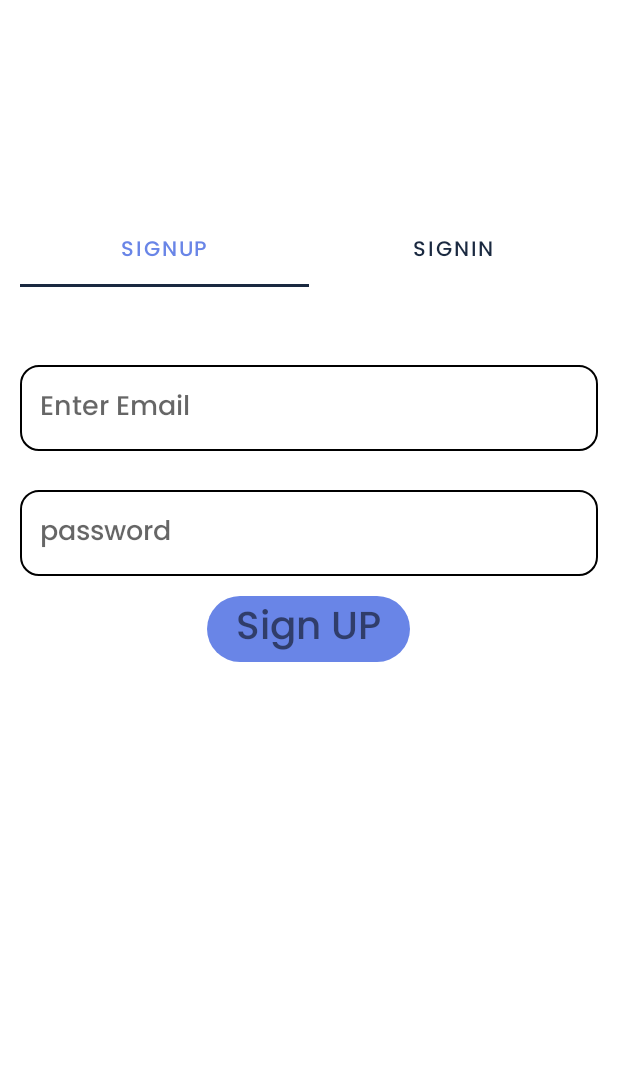
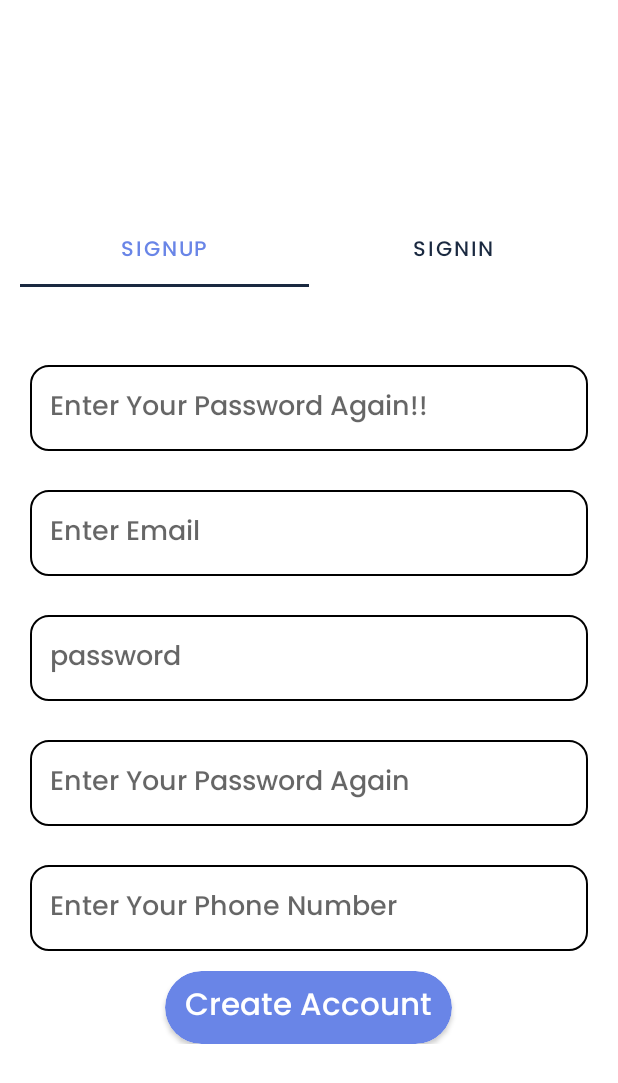
Before and after one commit to jayu1023/Image-To-Pdf-Converter-master, an Android app: the screen it shows after launch (loginscreen), on a phone screen of 412 x 824 dp. Shown: the top 1083 px of the screen. Run offline under Robolectric (Android 15) with nearby library versions, the phone set to English and light mode, and no system bars; our stand-ins replace Firebase (no records; nobody signed in at launch, a user with empty details on screens opened directly), sdp/ssp sizes; libraries missing offline, so code that uses them is left out: es.dmoral.toasty.

Commit message:
solved take too much time while login

```diff
--- a/app/build.gradle
+++ b/app/build.gradle
@@ -68,6 +68,9 @@ dependencies {
         implementation 'com.google.firebase:firebase-auth'
 
 
+    //Loading Package Is Here
+    implementation 'com.github.yash786agg:AnimatedLoadingIndicator:v1.3'
+
     // Round Image View
     implementation 'com.makeramen:roundedimageview:2.3.0'
 
--- a/app/src/main/java/com/daily/image/pdf/imagetopdfconvert/fragment/SignIn.java
+++ b/app/src/main/java/com/daily/image/pdf/imagetopdfconvert/fragment/SignIn.java
@@ -77,7 +77,7 @@ public class SignIn extends Fragment {
                   Toasty.error(c1,"Your email is empty").show();
 
                 }else{
-                    fauth.sendPasswordResetEmail(emailtxtfield.getText().toString()).addOnCompleteListener(new OnCompleteListener<Void>() {
+                    fauth.sendPasswordResetEmail(emailtxtfield.getText().toString().trim()).addOnCompleteListener(new OnCompleteListener<Void>() {
                         @Override
                         public void onComplete(@NonNull Task<Void> task) {
                             if(task.isSuccessful()){
@@ -136,7 +136,7 @@ public class SignIn extends Fragment {
             public void onClick(View view) {
 
                 try {
-                    fauth.sendPasswordResetEmail(emailtxtfield.getText().toString()).addOnCompleteListener(new OnCompleteListener<Void>() {
+                    fauth.sendPasswordResetEmail(emailtxtfield.getText().toString().trim()).addOnCompleteListener(new OnCompleteListener<Void>() {
                         @Override
                         public void onComplete(@NonNull Task<Void> task) {
                             try {
@@ -184,7 +184,7 @@ public class SignIn extends Fragment {
 
                     try {
 
-                        fauth.signInWithEmailAndPassword(emailtxtfield.getText().toString(),passwordtxtfield.getText().toString()).addOnSuccessListener(
+                        fauth.signInWithEmailAndPassword(emailtxtfield.getText().toString().trim(),passwordtxtfield.getText().toString().trim()).addOnSuccessListener(
                                 new OnSuccessListener<AuthResult>() {
                                     @Override
                                     public void onSuccess(AuthResult authResult) {
@@ -212,7 +212,8 @@ public class SignIn extends Fragment {
                                                         }
                                                     });
                                                 }catch (Exception e){
-                                                    Toasty.error(c1,e.getMessage()).show();
+                                                    circularProgressIndicator.setVisibility(View.GONE);
+                                                    Toasty.error(c1,e.getMessage().toString()).show();
                                                 }
                                             }
                                         }else
@@ -225,6 +226,7 @@ public class SignIn extends Fragment {
                         );
 
                     }catch(Exception e){
+                        circularProgressIndicator.setVisibility(View.GONE);
                         Toasty.error(c1,e.getMessage()).show();
                     }
 
--- a/app/src/main/java/com/daily/image/pdf/imagetopdfconvert/fragment/SignUp.java
+++ b/app/src/main/java/com/daily/image/pdf/imagetopdfconvert/fragment/SignUp.java
@@ -1,15 +1,20 @@
 package com.daily.image.pdf.imagetopdfconvert.fragment;
 
+import android.app.Dialog;
 import android.content.Context;
+import android.graphics.drawable.ColorDrawable;
 import android.os.Bundle;
 
 import androidx.annotation.NonNull;
 import androidx.annotation.Nullable;
+import androidx.cardview.widget.CardView;
+import androidx.core.content.ContextCompat;
 import androidx.fragment.app.Fragment;
 
 import android.view.LayoutInflater;
 import android.view.View;
 import android.view.ViewGroup;
+import android.view.Window;
 import android.widget.TextView;
 import android.widget.Toast;
 
@@ -27,9 +32,10 @@ public class SignUp extends Fragment {
 
     FirebaseAuth mauth;
     CircularProgressIndicator cp;
-    TextView signup;
+    CardView signup;
     TextInputEditText emailtext,passwordtext;
     Context context;
+
 
 
     public SignUp(Context ce){
@@ -47,10 +53,11 @@ public class SignUp extends Fragment {
         super.onViewCreated(view, savedInstanceState);
 
         cp=view.findViewById(R.id.progress);
-        signup=view.findViewById(R.id.btnsignup);
+      signup=view.findViewById(R.id.btnsignup);
         mauth=FirebaseAuth.getInstance();
         emailtext=view.findViewById(R.id.emailtxtfld);
         passwordtext=view.findViewById(R.id.passwordtxtfld);
+
 
         signup.setOnClickListener(new View.OnClickListener() {
             @Override
@@ -61,9 +68,15 @@ public class SignUp extends Fragment {
                     Toasty.error(context,"field is empty").show();
                 }else{
                     cp.setVisibility(View.VISIBLE);
+
+
+                    /* Custom setting to change TextView text,Color and Text Size according to your Preference*/
+
+
+
                     try {
 
-                        mauth.createUserWithEmailAndPassword(emailtext.getText().toString(),passwordtext.getText().toString()).addOnCompleteListener(new OnCompleteListener<AuthResult>() {
+                        mauth.createUserWithEmailAndPassword(emailtext.getText().toString().trim(),passwordtext.getText().toString().trim()).addOnCompleteListener(new OnCompleteListener<AuthResult>() {
                             @Override
                             public void onComplete(@NonNull Task<AuthResult> task) {
                                 if(task.isSuccessful())
@@ -75,26 +88,33 @@ public class SignUp extends Fragment {
                                             if(task.isSuccessful())
                                             {
                                                 cp.setVisibility(View.GONE);
+                                                //progressDialog.dismiss();
                                                 Toasty.success(context,"Please verify your link").show();
                                             }else {
                                                 Toasty.error(context,task.getException().getMessage()).show();
-                                                cp.setVisibility(View.GONE);
+                                                 cp.setVisibility(View.GONE);
+                                                //progressDialog.dismiss();
                                             }
                                         }
                                     });
                                     Toasty.success(context,"created").show();
                                 }else
                                 {                                    cp.setVisibility(View.GONE);
+                                //progressDialog.dismiss();
 
                                     Toasty.error(context,task.getException().getLocalizedMessage()).show();
                                 }
                             }
                         });
                     }catch (Exception e){
+                        cp.setVisibility(View.GONE);
+                        //progressDialog.dismiss();
                         Toasty.error(context,e.getMessage()).show();
                     }
 
                 }}else{
+                    cp.setVisibility(View.GONE);
+                    //progressDialog.dismiss();
                     Toast.makeText(context, "errorrroroororr", Toast.LENGTH_SHORT).show();
                 }
             }
@@ -103,6 +123,8 @@ public class SignUp extends Fragment {
 
 
     }
+
+
 }
 
 
--- a/app/src/main/res/layout/fragment_ftab1.xml
+++ b/app/src/main/res/layout/fragment_ftab1.xml
@@ -7,17 +7,33 @@
 
     android:layout_gravity="center_horizontal"
     tools:context=".fragment.SignUp">
+<ScrollView
+    android:layout_width="match_parent"
+    android:paddingLeft="@dimen/_5sdp"
+    android:paddingRight="@dimen/_5sdp"
+    android:layout_height="wrap_content">
 
     <LinearLayout
         android:orientation="vertical"
         android:gravity="center_horizontal"
         android:layout_width="match_parent"
         android:layout_height="match_parent">
+        <View
+            android:layout_width="match_parent"
+            android:layout_height="@dimen/_40sdp"/>
+        <com.google.android.material.textfield.TextInputEditText
+            android:hint="Enter Your Password Again!!"
+            android:padding="@dimen/_10sdp"
+            android:id="@+id/Nametxtfield"
+            android:inputType="textPassword"
+
+            android:layout_width="match_parent"
+            android:layout_height="wrap_content"
+            android:background="@drawable/editview_back"/>
 
         <View
             android:layout_width="match_parent"
-            android:layout_height="@dimen/_40sdp"/>
-
+            android:layout_height="@dimen/_20sdp"/>
         <com.google.android.material.textfield.TextInputEditText
             android:hint="Enter Email"
             android:padding="@dimen/_10sdp"
@@ -39,16 +55,54 @@
             android:layout_width="match_parent"
             android:layout_height="wrap_content"
             android:background="@drawable/editview_back"/>
-        <TextView
+        <View
+            android:layout_width="match_parent"
+            android:layout_height="@dimen/_20sdp"/>
+        <com.google.android.material.textfield.TextInputEditText
+            android:hint="Enter Your Password Again"
+            android:padding="@dimen/_10sdp"
+            android:id="@+id/Repasswordtxtfld"
+            android:inputType="textPassword"
+
+            android:layout_width="match_parent"
+            android:layout_height="wrap_content"
+            android:background="@drawable/editview_back"/>
+
+        <View
+            android:layout_width="match_parent"
+            android:layout_height="@dimen/_20sdp"/>
+        <com.google.android.material.textfield.TextInputEditText
+            android:hint="Enter Your Phone Number"
+            android:padding="@dimen/_10sdp"
+            android:id="@+id/phonenumbertxtfld"
+            android:inputType="textPassword"
+
+            android:layout_width="match_parent"
+            android:layout_height="wrap_content"
+            android:background="@drawable/editview_back"/>
+        <androidx.cardview.widget.CardView
             android:layout_width="wrap_content"
             android:layout_height="wrap_content"
           android:paddingRight="@dimen/_15sdp"
             android:id="@+id/btnsignup"
+            app:cardCornerRadius="@dimen/_25sdp"
            android:paddingLeft="@dimen/_15sdp"
             android:layout_marginTop="@dimen/_10sdp"
             android:background="@drawable/btn_bg"
-            android:textSize="@dimen/_20sdp"
-            android:text="Sign UP"/>
+
+           >
+            <TextView
+                android:layout_width="wrap_content"
+                android:layout_height="wrap_content"
+                android:background="@drawable/btn_bg"
+                android:paddingLeft="@dimen/_10sdp"
+                android:textSize="@dimen/_16sdp"
+                android:paddingTop="@dimen/_5sdp"
+                android:paddingRight="@dimen/_10sdp"
+                android:paddingBottom="@dimen/_5sdp"
+                android:textColor="@color/white"
+                android:text="Create Account"/>
+        </androidx.cardview.widget.CardView>
 <com.google.android.material.progressindicator.CircularProgressIndicator
     android:layout_width="wrap_content"
     android:layout_height="wrap_content"
@@ -57,5 +111,6 @@
 
     android:indeterminate="true"/>
     </LinearLayout>
+</ScrollView>
 
 </FrameLayout>
```
Also changed, not shown: 1 other file.
